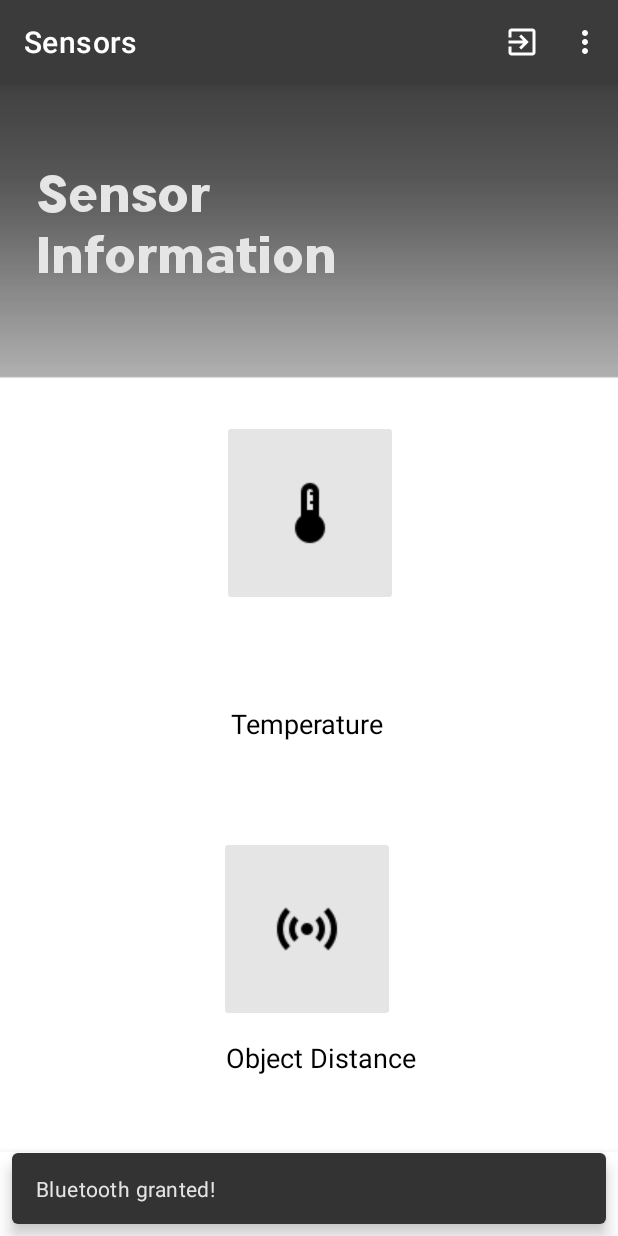
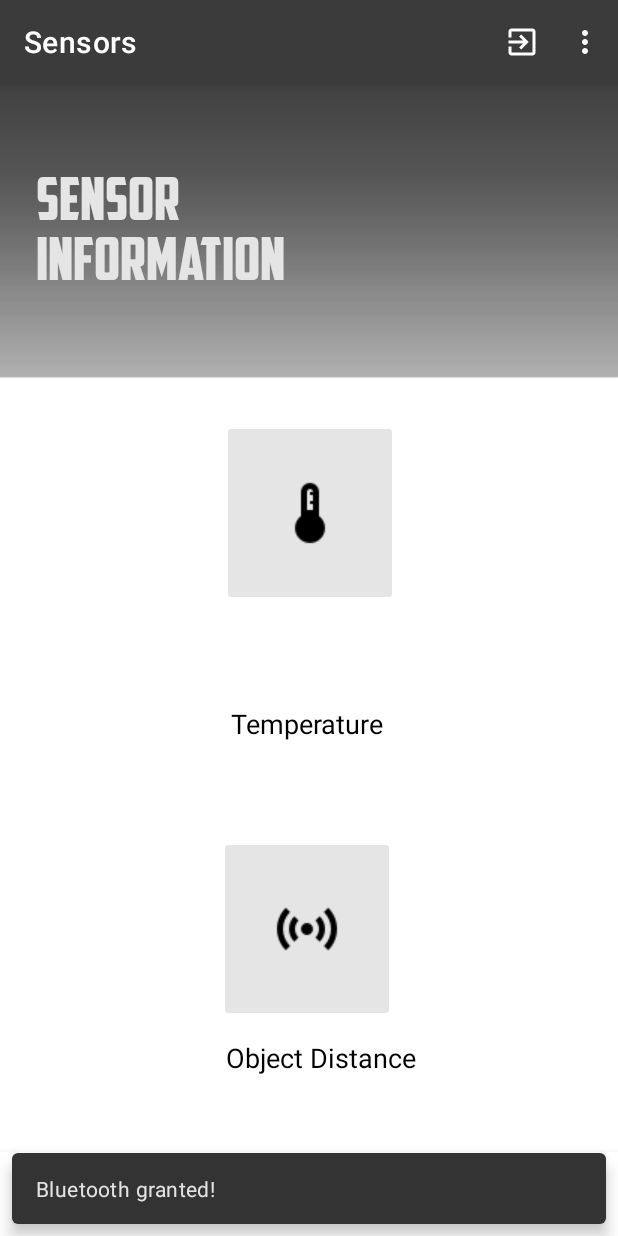
Before and after one commit to KevinSantizo2533/SmartProstheticArm, an Android app: the SensorFragment screen opened through its navigation route, on a phone screen of 412 x 824 dp. Run offline under Robolectric (Android 15) with nearby library versions, the phone set to English and light mode, and no system bars; our stand-ins replace navigation-ui.

Commit message:
Created styles.xml. Made 3 unique styles for objects within the sensor(temperature,ultrasonic) fragments.

```diff
--- a/SmartProstheticArm/src/main/res/layout/activity_temp.xml
+++ b/SmartProstheticArm/src/main/res/layout/activity_temp.xml
@@ -45,6 +45,7 @@
         android:layout_height="55dp"
         android:layout_marginEnd="28dp"
         android:layout_marginBottom="96dp"
+        style="@style/kevBtnStyle2"
         android:text="@string/get_temperature_measurements"
         app:layout_constraintBottom_toBottomOf="parent"
         app:layout_constraintEnd_toEndOf="parent" />
--- a/SmartProstheticArm/src/main/res/layout/activity_ultrasonic.xml
+++ b/SmartProstheticArm/src/main/res/layout/activity_ultrasonic.xml
@@ -25,6 +25,7 @@
         android:layout_height="55dp"
         android:layout_marginEnd="28dp"
         android:layout_marginBottom="96dp"
+        style="@style/kevBtnStyle"
         android:text="@string/get_distance_of_object"
         app:layout_constraintBottom_toBottomOf="parent"
         app:layout_constraintEnd_toEndOf="parent" />
--- a/SmartProstheticArm/src/main/res/layout/fragment_sensors.xml
+++ b/SmartProstheticArm/src/main/res/layout/fragment_sensors.xml
@@ -13,10 +13,10 @@
         android:layout_height="116dp"
         android:layout_marginStart="24dp"
         android:layout_marginTop="52dp"
-        android:fontFamily="@font/tripleta_font"
-        android:text="Sensor Information"
+        style="@style/SensorStyle"
+        android:text="@string/sensor_information"
         android:textColor="@color/white"
-        android:textSize="34sp"
+        android:textSize="40sp"
         app:layout_constraintStart_toStartOf="parent"
         app:layout_constraintTop_toTopOf="parent" />
 
--- a/SmartProstheticArm/src/main/res/values/strings.xml
+++ b/SmartProstheticArm/src/main/res/values/strings.xml
@@ -33,6 +33,7 @@
     <string name="temp_readings">Temperature Readings</string>
     <string name="temp_reading">0°</string>
     <string name="get_temperature_measurements">Get Temperature Measruements</string>
+    <string name="sensor_information">Sensor Information</string>
     <!-- Preference Titles -->
 
     <!-- TODO: Remove or change this placeholder text -->
```
Also changed, not shown: SmartProstheticArm/src/main/res/values/styles.xml (added, +16 -0 lines), SmartProstheticArm/src/main/res/font/sensor_font.otf (added), 1 other file.
